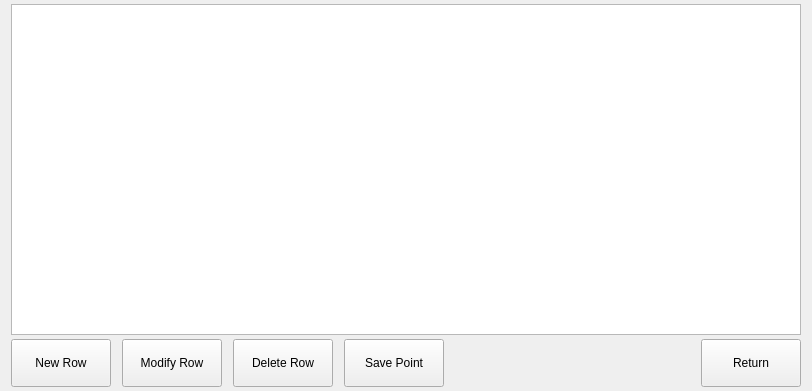
Old version of the form icprogrampage/icprogrampage.ui in the repository GaussCheng/2-5AxisPunch.
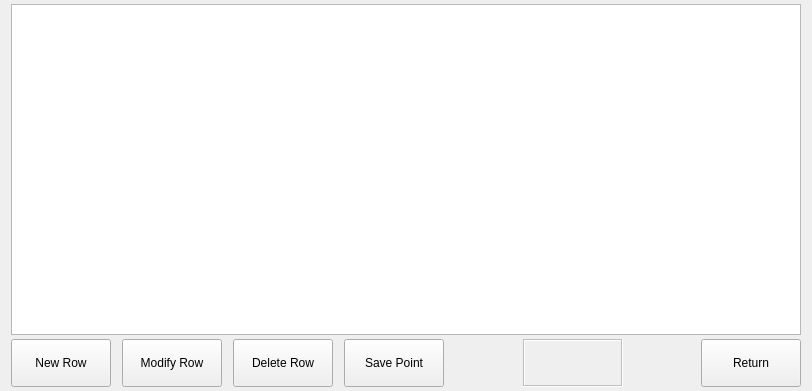
New version of the form.

```diff
--- a/icprogrampage/icprogrampage.ui
+++ b/icprogrampage/icprogrampage.ui
@@ -105,6 +105,44 @@
        </property>
       </widget>
      </item>
+     <item>
+      <spacer name="horizontalSpacer_2">
+       <property name="orientation">
+        <enum>Qt::Horizontal</enum>
+       </property>
+       <property name="sizeHint" stdset="0">
+        <size>
+         <width>40</width>
+         <height>20</height>
+        </size>
+       </property>
+      </spacer>
+     </item>
+     <item>
+      <widget class="QLabel" name="actionLabel">
+       <property name="enabled">
+        <bool>false</bool>
+       </property>
+       <property name="minimumSize">
+        <size>
+         <width>100</width>
+         <height>0</height>
+        </size>
+       </property>
+       <property name="frameShape">
+        <enum>QFrame::Box</enum>
+       </property>
+       <property name="frameShadow">
+        <enum>QFrame::Sunken</enum>
+       </property>
+       <property name="text">
+        <string/>
+       </property>
+       <property name="alignment">
+        <set>Qt::AlignCenter</set>
+       </property>
+      </widget>
+     </item>
      <item>
       <spacer name="horizontalSpacer">
        <property name="orientation">
```
